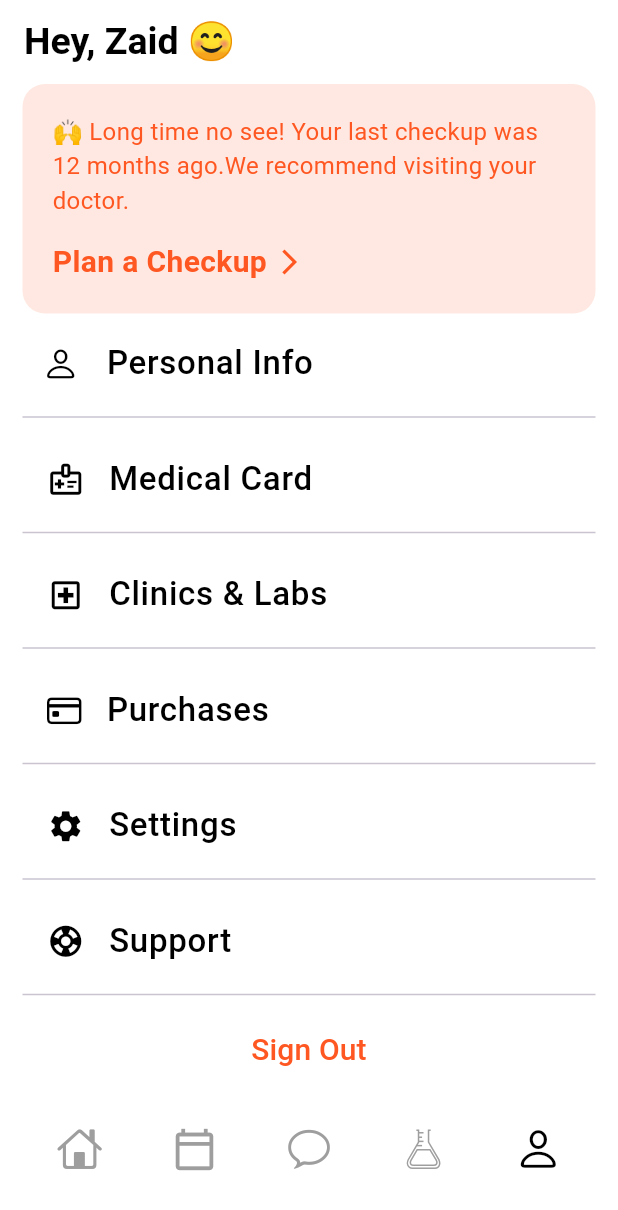
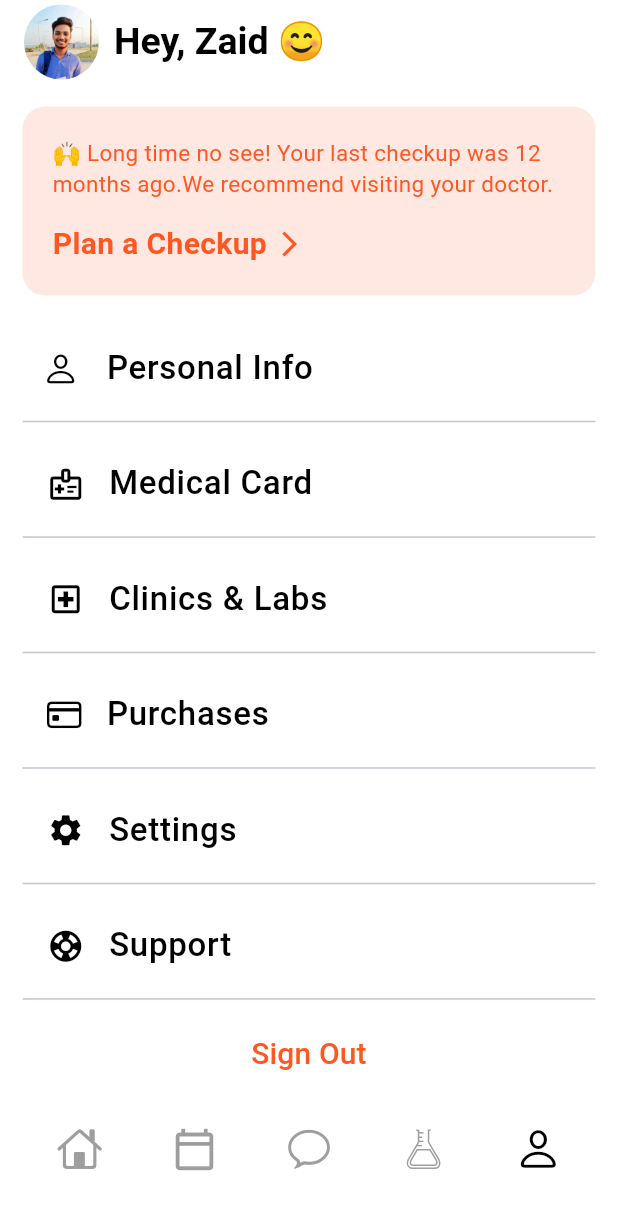
Before and after one commit to Zaidusyy/Flutter-Practice-Projects, a Flutter app: the screen it shows after launch, item 5 of the bottom bar chosen, on a phone screen of 412 x 824 dp. Shown: the top 1210 px of the screen. Run offline on Flutter 3.47's test engine with Material 3 defaults, Android fonts, the phone set to English and light mode, and no system bars; our stand-ins replace google_fonts; missing offline and left inert: arcore_flutter_plugin.

Commit message:
profile completed

```diff
--- a/day2/lib/profile.dart
+++ b/day2/lib/profile.dart
@@ -10,10 +10,24 @@ class Profile extends StatelessWidget {
       backgroundColor: Colors.white,
       appBar: AppBar(
         backgroundColor: Colors.transparent,
-        title: Text(
+        title: Row(
+          spacing: 10,
+          children: [
+            CircleAvatar(
+              backgroundColor: Colors.grey.withAlpha(40),
+              backgroundImage: AssetImage(
+                'assets/images/profile.jpeg',
+              ),
+              radius: 25,
+            ),
+            Text(
               'Hey, Zaid 😊',
               style: TextStyle(
-              color: Colors.black, fontWeight: FontWeight.bold, fontSize: 25),
+                  color: Colors.black,
+                  fontWeight: FontWeight.bold,
+                  fontSize: 25),
+            ),
+          ],
         ),
       ),
       body: SingleChildScrollView(
@@ -25,6 +39,7 @@ class Profile extends StatelessWidget {
             spacing: 5,
             children: [
               Container(
+                margin: EdgeInsets.symmetric(vertical: 15),
                 width: double.infinity,
                 padding: EdgeInsets.all(20),
                 decoration: BoxDecoration(
@@ -36,7 +51,7 @@ class Profile extends StatelessWidget {
                   children: [
                     Text(
                       '🙌 Long time no see! Your last checkup was 12 months ago.We recommend visiting your doctor.',
-                      style: TextStyle(color: Colors.deepOrange, fontSize: 16),
+                      style: TextStyle(color: Colors.deepOrange, fontSize: 15),
                     ),
                     InkWell(
                       highlightColor: Colors.transparent,
@@ -76,7 +91,7 @@ class Profile extends StatelessWidget {
               Align(
                 alignment: Alignment.center,
                 child: TextButton(
-                  style:  TextButton.styleFrom(
+                  style: TextButton.styleFrom(
                     splashFactory: NoSplash.splashFactory,
                     overlayColor: Colors.transparent,
                   ),
@@ -85,7 +100,8 @@ class Profile extends StatelessWidget {
                     'Sign Out',
                     style: TextStyle(color: Colors.deepOrange, fontSize: 20),
                     textAlign: TextAlign.center,
-                    ),),
+                  ),
+                ),
               )
             ],
           ),
```
Also changed, not shown: day2/assets/images/profile.jpeg (added), day2/lib/generated/assets.dart. Lines whose indentation alone changed are shown as unchanged.
